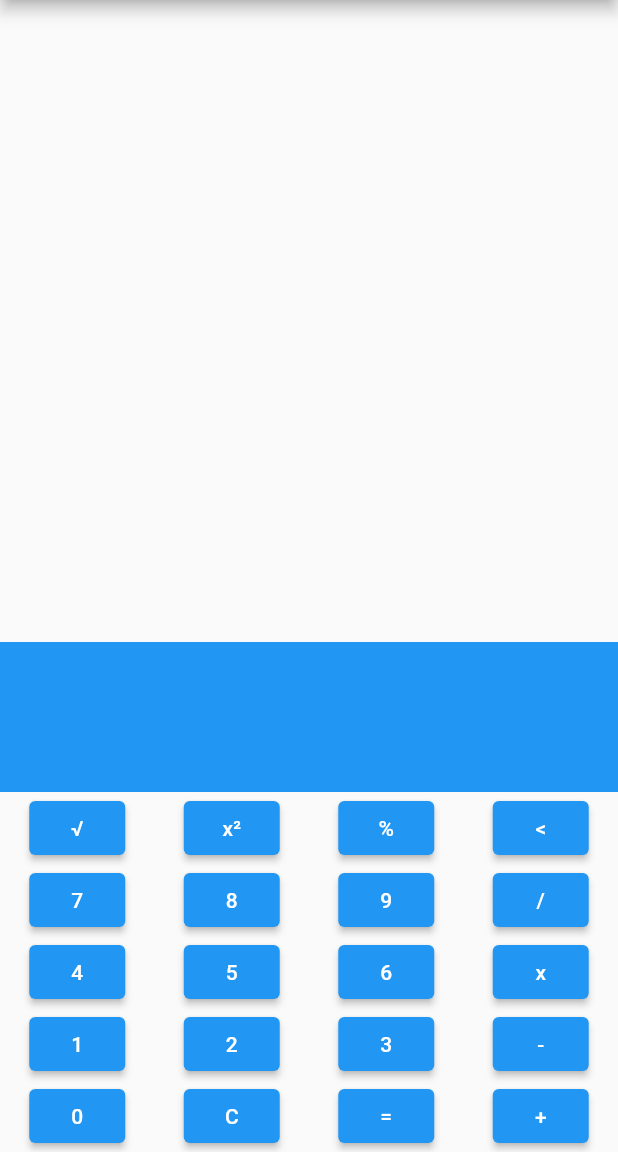
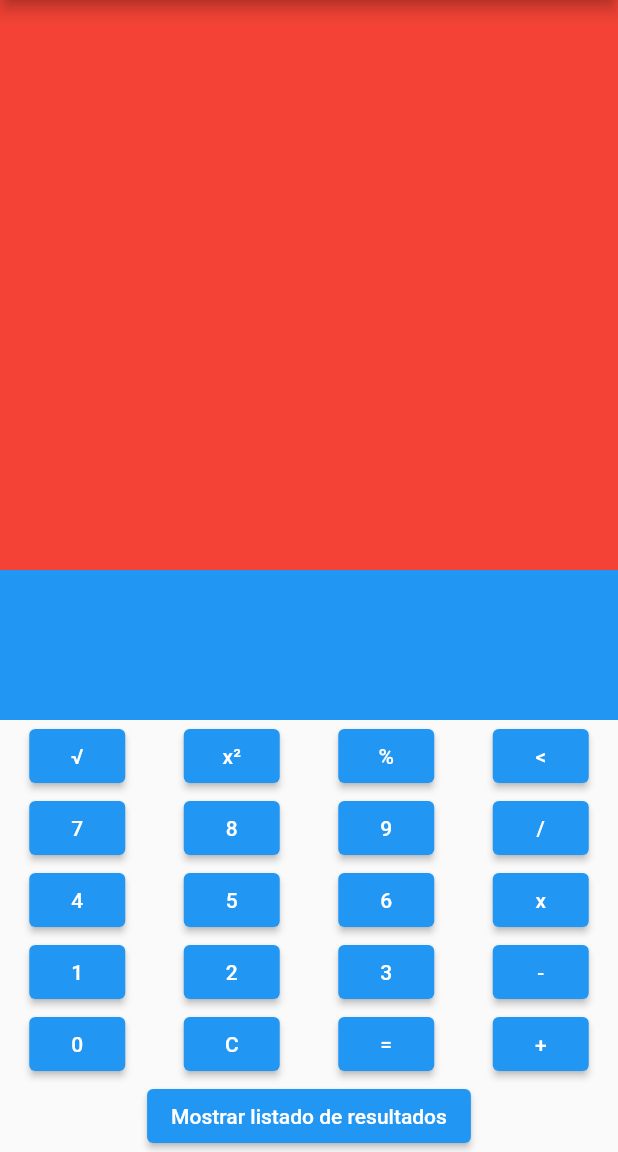
Before and after one commit to otoro90/taller2s2, a Flutter app: the screen it shows after launch, on a phone screen of 412 x 824 dp, the part 84-1236 px from its top. Run offline on Flutter 3.47's test engine with Material 2 defaults, Android fonts, the phone set to English and light mode, and no system bars.

Commit message:
Se implementa maquetacion en primer contenedor y listado de widgets text

```diff
--- a/lib/page/home-page.dart
+++ b/lib/page/home-page.dart
@@ -13,6 +13,7 @@ class MyHomePage extends StatefulWidget {
 class _MyHomePageState extends State<MyHomePage> {
   String operaciones = "";
   String resultadoOperaciones = "";
+  List<Text> listaResultados = [];
 
   @override
   Widget build(BuildContext context) {
@@ -29,15 +30,20 @@ class _MyHomePageState extends State<MyHomePage> {
       children: [
         Expanded(
           child: Container(
-            child: Row(
-              children: [
-                Text(
-                  resultadoOperaciones,
-                  textAlign: TextAlign.justify,
+              color: Colors.red,
+              child: Padding(
+                padding: const EdgeInsets.all(8.0),
+                child: Row(
+                  mainAxisAlignment: MainAxisAlignment.end,
+                  children: [
+                    Column(
+                      mainAxisAlignment: MainAxisAlignment.spaceAround,
+                      crossAxisAlignment: CrossAxisAlignment.end,
+                      children: listaResultados,
+                    ),
+                  ],
                 ),
-              ],
-            ),
-          ),
+              )),
         ),
         Container(
           color: Colors.blue,
@@ -187,6 +193,7 @@ class _MyHomePageState extends State<MyHomePage> {
                   setState(() {
                     operaciones = "";
                     resultadoOperaciones = "";
+                    listaResultados = [];
                   });
                 },
                 child: Text("C")),
@@ -202,6 +209,10 @@ class _MyHomePageState extends State<MyHomePage> {
                   });
                 },
                 child: Text("+"))
+          ]),
+          Row(mainAxisAlignment: MainAxisAlignment.spaceAround, children: [
+            ElevatedButton(
+                onPressed: () {}, child: Text("Mostrar listado de resultados")),
           ])
         ])),
       ],
@@ -245,6 +256,7 @@ class _MyHomePageState extends State<MyHomePage> {
         setState(() {
           resultadoOperaciones =
               "$resultadoOperaciones\n $x $operador $y = $resultado";
+          listaResultados.add(Text("$operacion = $resultado"));
           operaciones = "$resultado";
         });
 
```
Also changed, not shown: lib/page/resultados.dart (added, +19 -0 lines).
